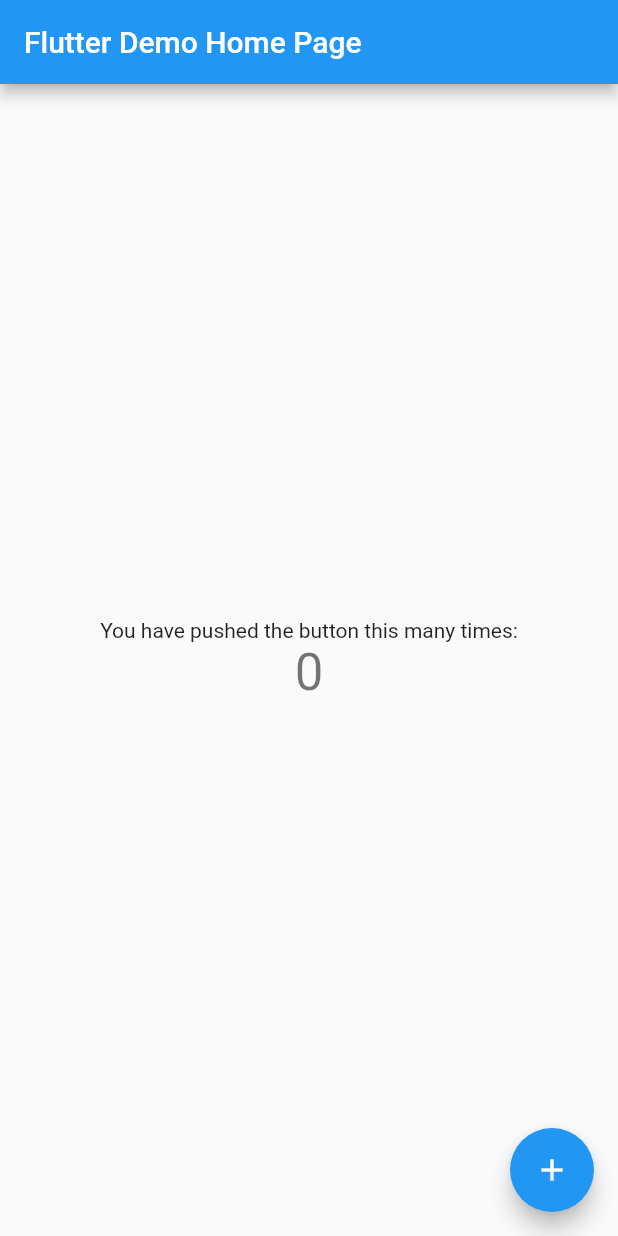
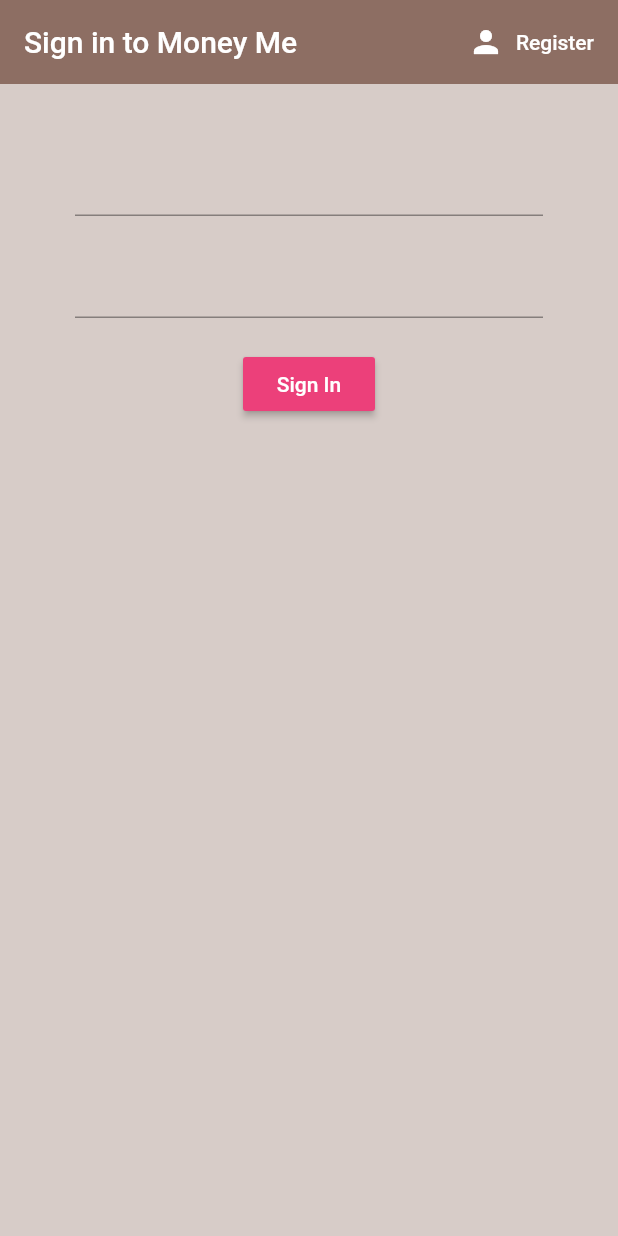
Before and after one commit to DevTiago/money_me, a Flutter app: the screen it shows after launch, on a phone screen of 412 x 824 dp. Run offline on Flutter 3.47's test engine with Material 2 defaults, Android fonts, the phone set to English and light mode, and no system bars; our stand-ins replace firebase_auth, firebase_core; accounts and stored records are empty.

Commit message:
register and form validation

```diff
--- a/lib/main.dart
+++ b/lib/main.dart
@@ -1,6 +1,14 @@
 import 'package:flutter/material.dart';
+import 'package:money_me/models/user.dart';
+import 'package:money_me/screens/wrapper.dart';
+import 'package:firebase_core/firebase_core.dart';
+import 'package:provider/provider.dart';
+import 'services/auth.dart';
 
-void main() {
+
+void main() async {
+  WidgetsFlutterBinding.ensureInitialized();
+  await Firebase.initializeApp();
   runApp(MyApp());
 }
 
@@ -8,110 +16,12 @@ class MyApp extends StatelessWidget {
   // This widget is the root of your application.
   @override
   Widget build(BuildContext context) {
-    return MaterialApp(
-      title: 'Flutter Demo',
-      theme: ThemeData(
-        // This is the theme of your application.
-        //
-        // Try running your application with "flutter run". You'll see the
-        // application has a blue toolbar. Then, without quitting the app, try
-        // changing the primarySwatch below to Colors.green and then invoke
-        // "hot reload" (press "r" in the console where you ran "flutter run",
-        // or simply save your changes to "hot reload" in a Flutter IDE).
-        // Notice that the counter didn't reset back to zero; the application
-        // is not restarted.
-        primarySwatch: Colors.blue,
-        // This makes the visual density adapt to the platform that you run
-        // the app on. For desktop platforms, the controls will be smaller and
-        // closer together (more dense) than on mobile platforms.
-        visualDensity: VisualDensity.adaptivePlatformDensity,
+    return StreamProvider<AppUser>.value(
+      value: AuthService().user,
+      child: MaterialApp(
+        debugShowCheckedModeBanner: false,
+        home: Wrapper(),
       ),
-      home: MyHomePage(title: 'Flutter Demo Home Page'),
     );
   }
 }
-
-class MyHomePage extends StatefulWidget {
-  MyHomePage({Key key, this.title}) : super(key: key);
-
-  // This widget is the home page of your application. It is stateful, meaning
-  // that it has a State object (defined below) that contains fields that affect
-  // how it looks.
-
-  // This class is the configuration for the state. It holds the values (in this
-  // case the title) provided by the parent (in this case the App widget) and
-  // used by the build method of the State. Fields in a Widget subclass are
-  // always marked "final".
-
-  final String title;
-
-  @override
-  _MyHomePageState createState() => _MyHomePageState();
-}
-
-class _MyHomePageState extends State<MyHomePage> {
-  int _counter = 0;
-
-  void _incrementCounter() {
-    setState(() {
-      // This call to setState tells the Flutter framework that something has
-      // changed in this State, which causes it to rerun the build method below
-      // so that the display can reflect the updated values. If we changed
-      // _counter without calling setState(), then the build method would not be
-      // called again, and so nothing would appear to happen.
-      _counter++;
-    });
-  }
-
-  @override
-  Widget build(BuildContext context) {
-    // This method is rerun every time setState is called, for instance as done
-    // by the _incrementCounter method above.
-    //
-    // The Flutter framework has been optimized to make rerunning build methods
-    // fast, so that you can just rebuild anything that needs updating rather
-    // than having to individually change instances of widgets.
-    return Scaffold(
-      appBar: AppBar(
-        // Here we take the value from the MyHomePage object that was created by
-        // the App.build method, and use it to set our appbar title.
-        title: Text(widget.title),
-      ),
-      body: Center(
-        // Center is a layout widget. It takes a single child and positions it
-        // in the middle of the parent.
-        child: Column(
-          // Column is also a layout widget. It takes a list of children and
-          // arranges them vertically. By default, it sizes itself to fit its
-          // children horizontally, and tries to be as tall as its parent.
-          //
-          // Invoke "debug painting" (press "p" in the console, choose the
-          // "Toggle Debug Paint" action from the Flutter Inspector in Android
-          // Studio, or the "Toggle Debug Paint" command in Visual Studio Code)
-          // to see the wireframe for each widget.
-          //
-          // Column has various properties to control how it sizes itself and
-          // how it positions its children. Here we use mainAxisAlignment to
-          // center the children vertically; the main axis here is the vertical
-          // axis because Columns are vertical (the cross axis would be
-          // horizontal).
-          mainAxisAlignment: MainAxisAlignment.center,
-          children: <Widget>[
-            Text(
-              'You have pushed the button this many times:',
-            ),
-            Text(
-              '$_counter',
-              style: Theme.of(context).textTheme.headline4,
-            ),
-          ],
-        ),
-      ),
-      floatingActionButton: FloatingActionButton(
-        onPressed: _incrementCounter,
-        tooltip: 'Increment',
-        child: Icon(Icons.add),
-      ), // This trailing comma makes auto-formatting nicer for build methods.
-    );
-  }
-}
--- /dev/null
+++ b/lib/models/user.dart
@@ -0,0 +1,6 @@
+class AppUser {
+  final String uid;
+
+  AppUser({this.uid});
+
+}
--- /dev/null
+++ b/lib/screens/authenticate/authenticate.dart
@@ -0,0 +1,26 @@
+import 'package:flutter/material.dart';
+import 'package:money_me/screens/authenticate/register.dart';
+import 'sign_in.dart';
+
+class Authenticate extends StatefulWidget {
+  @override
+  _AuthenticateState createState() => _AuthenticateState();
+}
+
+class _AuthenticateState extends State<Authenticate> {
+
+  bool showSignIn = true;
+
+  void toggleView() {
+    setState(() => showSignIn = !showSignIn);
+  }
+
+  @override
+  Widget build(BuildContext context) {
+    if (showSignIn) {
+      return SignIn(toggleView: toggleView);
+    } else {
+      return Register(toggleView: toggleView);
+    }
+  }
+}
--- /dev/null
+++ b/lib/screens/authenticate/sign_in.dart
@@ -0,0 +1,72 @@
+import 'package:flutter/material.dart';
+import 'package:money_me/services/auth.dart';
+
+class SignIn extends StatefulWidget {
+
+  final Function toggleView;
+  const SignIn({this.toggleView});
+
+  @override
+  _SignInState createState() => _SignInState();
+}
+
+class _SignInState extends State<SignIn> {
+
+  final AuthService _auth = AuthService();
+
+  // text field state
+  String email = '';
+  String password = '';
+
+  @override
+  Widget build(BuildContext context) {
+    return Scaffold(
+      backgroundColor: Colors.brown[100],
+      appBar: AppBar(
+        backgroundColor: Colors.brown[400],
+        elevation: 0.0,
+        title: Text('Sign in to Money Me'),
+        actions: <Widget>[
+          FlatButton.icon(
+              icon: Icon(Icons.person, color: Colors.white),
+            label: Text('Register', style: TextStyle(color: Colors.white),),
+              onPressed: () {
+                widget.toggleView();
+              },
+          )
+        ],
+      ),
+      body: Container(
+        padding: EdgeInsets.symmetric(horizontal: 50.0, vertical: 20.0),
+        child: Form(
+          child: Column(
+            children: <Widget>[
+              SizedBox(height: 20.0),
+              TextFormField(
+                onChanged: (val) {
+                  setState(() => email = val);
+                },
+              ),
+              SizedBox(height: 20.0),
+              TextFormField(
+                obscureText: true,
+                onChanged: (val) {
+                  setState(() => password = val);
+                },
+              ),
+              SizedBox(height: 20.0),
+              RaisedButton(
+                color: Colors.pink[400],
+                  child: Text('Sign In', style: TextStyle(color: Colors.white)),
+                  onPressed: () async {
+                  print(email);
+                  print(password);
+                  }
+              ),
+            ],
+          ),
+        ),
+      ),
+    );
+  }
+}
--- /dev/null
+++ b/lib/screens/wrapper.dart
@@ -0,0 +1,19 @@
+import 'package:flutter/material.dart';
+import 'package:money_me/models/user.dart';
+import 'package:money_me/screens/authenticate/authenticate.dart';
+import 'package:money_me/screens/home/home.dart';
+import 'package:provider/provider.dart';
+
+class Wrapper extends StatelessWidget {
+  @override
+  Widget build(BuildContext context) {
+
+    final user = Provider.of<AppUser>(context);
+
+    if (user == null) {
+      return Authenticate();
+    } else {
+      return Home();
+    }
+  }
+}
--- a/pubspec.yaml
+++ b/pubspec.yaml
@@ -29,6 +29,7 @@ dependencies:
   cupertino_icons: ^1.0.0
   firebase_auth: ^0.20.0+1
   cloud_firestore: ^0.16.0
+  provider: ^4.3.3
 
 
 dev_dependencies:
```
Also changed, not shown: lib/screens/authenticate/register.dart (added, +83 -0 lines), lib/screens/home/home.dart (added, +32 -0 lines), lib/services/auth.dart (added, +62 -0 lines), pubspec.lock.
